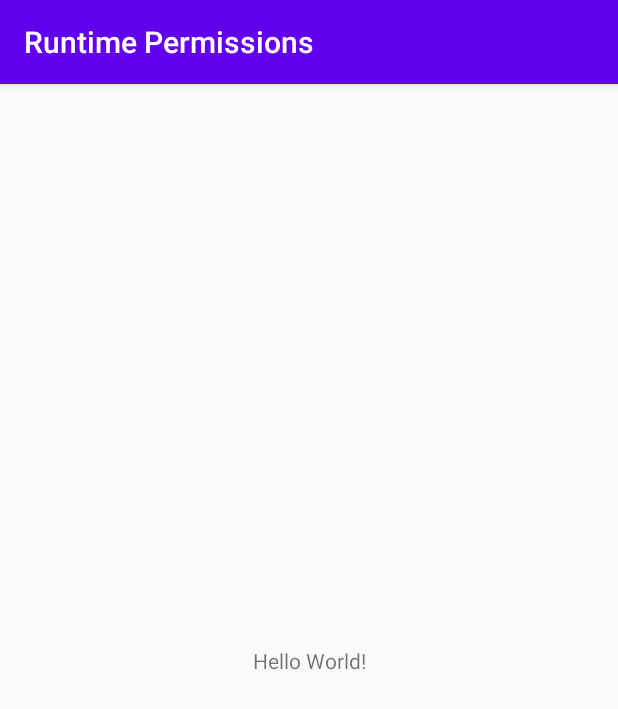
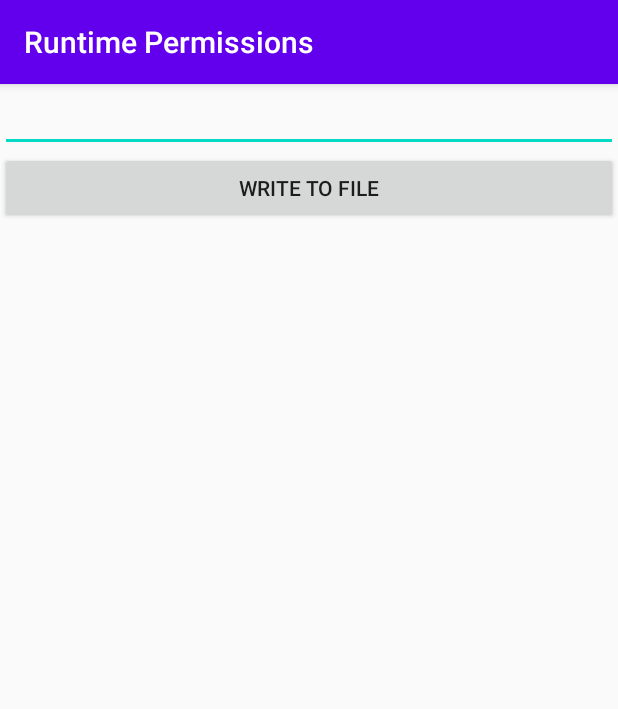
Before and after one commit to KMN24/RuntimePermissions, an Android app: the screen it shows after launch (MainActivity), on a phone screen of 412 x 824 dp. Shown: the top 709 px of the screen. Run offline under Robolectric (Android 15) with nearby library versions, the phone set to English and light mode, and no system bars.

Commit message:
added Write_Permission

```diff
--- a/app/src/main/AndroidManifest.xml
+++ b/app/src/main/AndroidManifest.xml
@@ -1,6 +1,8 @@
 <?xml version="1.0" encoding="utf-8"?>
 <manifest xmlns:android="http://schemas.android.com/apk/res/android"
     package="com.kmn.runtimepermissions">
+
+    <uses-permission android:name="android.permission.WRITE_EXTERNAL_STORAGE"/>
 
     <application
         android:allowBackup="true"
--- a/app/src/main/res/layout/activity_main.xml
+++ b/app/src/main/res/layout/activity_main.xml
@@ -1,18 +1,20 @@
 <?xml version="1.0" encoding="utf-8"?>
-<androidx.constraintlayout.widget.ConstraintLayout xmlns:android="http://schemas.android.com/apk/res/android"
+<LinearLayout xmlns:android="http://schemas.android.com/apk/res/android"
     xmlns:app="http://schemas.android.com/apk/res-auto"
     xmlns:tools="http://schemas.android.com/tools"
     android:layout_width="match_parent"
     android:layout_height="match_parent"
+    android:orientation="vertical"
     tools:context=".MainActivity">
 
-    <TextView
-        android:layout_width="wrap_content"
-        android:layout_height="wrap_content"
-        android:text="Hello World!"
-        app:layout_constraintBottom_toBottomOf="parent"
-        app:layout_constraintLeft_toLeftOf="parent"
-        app:layout_constraintRight_toRightOf="parent"
-        app:layout_constraintTop_toTopOf="parent" />
+  <EditText
+      android:id="@+id/input"
+      android:layout_width="match_parent"
+      android:layout_height="wrap_content"/>
 
-</androidx.constraintlayout.widget.ConstraintLayout>
+    <Button
+        android:id="@+id/btn_write"
+        android:text="@string/write_to_file"
+        android:layout_width="match_parent"
+        android:layout_height="wrap_content"/>
+</LinearLayout>
--- a/app/src/main/res/values/strings.xml
+++ b/app/src/main/res/values/strings.xml
@@ -1,3 +1,4 @@
 <resources>
     <string name="app_name">Runtime Permissions</string>
+    <string name="write_to_file">write to file</string>
 </resources>
```
Also changed, not shown: app/src/main/java/com/kmn/runtimepermissions/MainActivity.java (+98 -4 lines).
